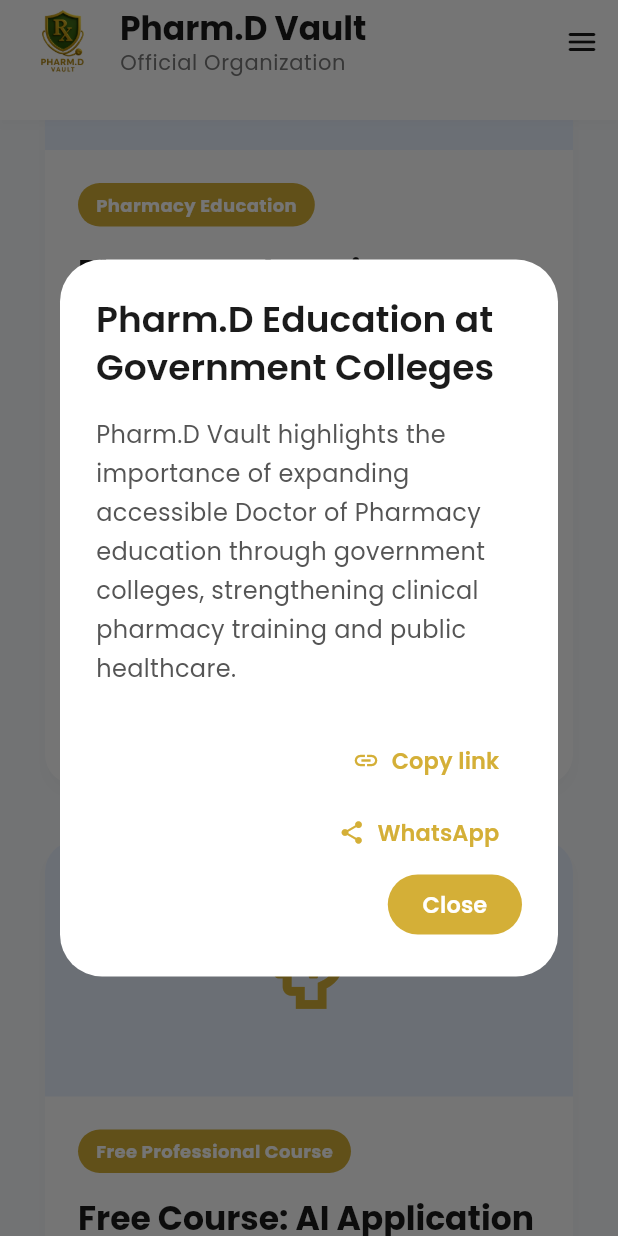
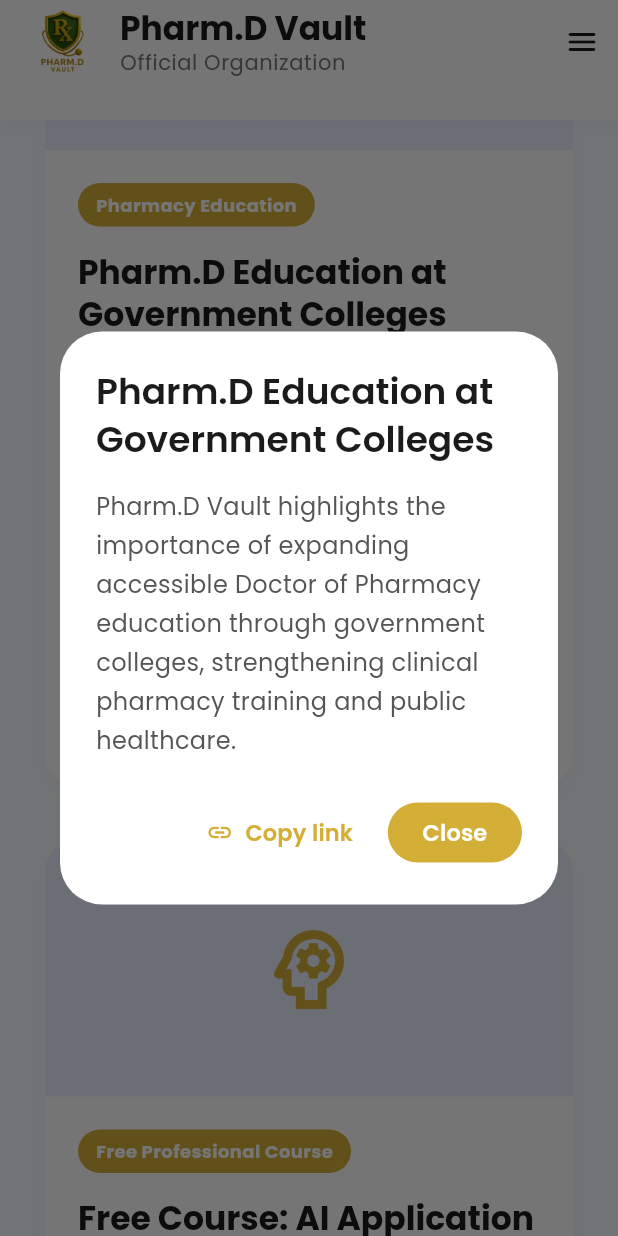
Before and after one commit to Dr-Nandhakumar/pharmd-vault-website, a Flutter app: the NewsPage screen opened by its route, scrolled down 2880 dp, after a tap on "Read", on a phone screen of 412 x 824 dp. Run offline on Flutter 3.47's test engine with Material 3 defaults, Android fonts, the phone set to English and light mode, and no system bars; our stand-ins replace google_fonts.

Commit message:
Remove non-working WhatsApp news sharing

```diff
--- a/lib/pages/news/widgets/latest_news.dart
+++ b/lib/pages/news/widgets/latest_news.dart
@@ -1,6 +1,5 @@
 import 'package:flutter/material.dart';
 import 'package:flutter/services.dart';
-import 'package:url_launcher/url_launcher.dart';
 import '../../../core/constants/app_colors.dart';
 
 class LatestNews extends StatelessWidget {
@@ -108,17 +107,6 @@
   final _NewsItem news;
   const _NewsCard({required this.news});
 
-  Future<void> _shareToWhatsApp(BuildContext context) async {
-    final uri = Uri.parse(
-      'https://wa.me/?text=\${Uri.encodeComponent(news.shareText)}',
-    );
-    if (!await launchUrl(uri, webOnlyWindowName: '_blank') && context.mounted) {
-      ScaffoldMessenger.of(
-        context,
-      ).showSnackBar(const SnackBar(content: Text('Unable to open WhatsApp.')));
-    }
-  }
-
   Future<void> _copyLink(BuildContext context) async {
     await Clipboard.setData(ClipboardData(text: news.link));
     if (context.mounted) {
@@ -141,11 +129,6 @@
             onPressed: () => _copyLink(dialogContext),
             icon: const Icon(Icons.link),
             label: const Text('Copy link'),
-          ),
-          TextButton.icon(
-            onPressed: () => _shareToWhatsApp(dialogContext),
-            icon: const Icon(Icons.share),
-            label: const Text('WhatsApp'),
           ),
           FilledButton(
             onPressed: () => Navigator.pop(dialogContext),
@@ -234,11 +217,6 @@
                         label: const Text('Read'),
                       ),
                       IconButton(
-                        tooltip: 'Share on WhatsApp',
-                        onPressed: () => _shareToWhatsApp(context),
-                        icon: const Icon(Icons.share, color: Color(0xff25D366)),
-                      ),
-                      IconButton(
                         tooltip: 'Copy news link',
                         onPressed: () => _copyLink(context),
                         icon: const Icon(Icons.link),
```
